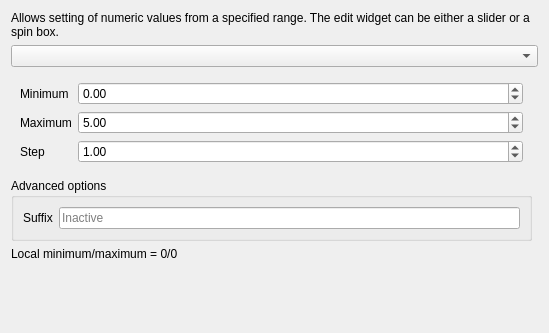
The window that src/ui/editorwidgets/qgsrangeconfigdlgbase.ui (carsmie/QGIS) describes before a commit, drawn with Qt 5.
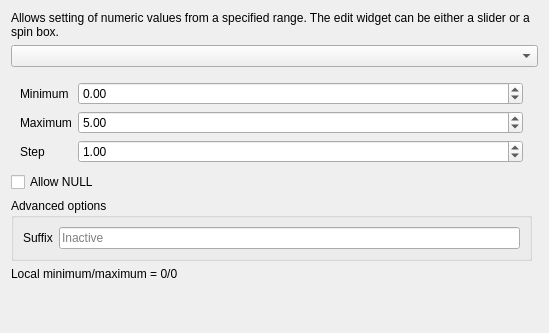
The same window after the commit. The open tabs and pages were chosen to show the change. Custom widgets are drawn as their Qt base class.

Commit message: add support for NULL values in range widget (new Qgs(Double)SpinBox classes to show the clear button)

What changed in the file:
```diff
--- a/src/ui/editorwidgets/qgsrangeconfigdlgbase.ui
+++ b/src/ui/editorwidgets/qgsrangeconfigdlgbase.ui
@@ -25,19 +25,32 @@
     </widget>
    </item>
    <item row="4" column="0">
-    <widget class="QLabel" name="valuesLabel">
-     <property name="text">
-      <string>Local minimum/maximum = 0/0</string>
+    <widget class="QgsCollapsibleGroupBox" name="groupBox">
+     <property name="title">
+      <string>Advanced options</string>
      </property>
-     <property name="wordWrap">
-      <bool>true</bool>
-     </property>
+     <layout class="QFormLayout" name="formLayout_3">
+      <item row="0" column="0">
+       <widget class="QLabel" name="suffixLabel">
+        <property name="text">
+         <string>Suffix</string>
+        </property>
+       </widget>
+      </item>
+      <item row="0" column="1">
+       <widget class="QLineEdit" name="suffixLineEdit">
+        <property name="placeholderText">
+         <string>Inactive</string>
+        </property>
+       </widget>
+      </item>
+     </layout>
     </widget>
    </item>
    <item row="1" column="0" colspan="2">
     <widget class="QComboBox" name="rangeWidget"/>
    </item>
-   <item row="5" column="0">
+   <item row="6" column="0">
     <spacer name="verticalSpacer">
      <property name="orientation">
       <enum>Qt::Vertical</enum>
@@ -50,13 +63,26 @@
      </property>
     </spacer>
    </item>
+   <item row="5" column="0">
+    <widget class="QLabel" name="valuesLabel">
+     <property name="text">
+      <string>Local minimum/maximum = 0/0</string>
+     </property>
+     <property name="wordWrap">
+      <bool>true</bool>
+     </property>
+    </widget>
+   </item>
    <item row="2" column="0">
     <widget class="QStackedWidget" name="rangeStackedWidget">
      <property name="currentIndex">
-      <number>0</number>
+      <number>1</number>
      </property>
      <widget class="QWidget" name="intPage">
       <layout class="QFormLayout" name="formLayout">
+       <property name="bottomMargin">
+        <number>3</number>
+       </property>
        <item row="0" column="0">
         <widget class="QLabel" name="minimumLabel">
          <property name="text">
@@ -115,6 +141,9 @@
      </widget>
      <widget class="QWidget" name="doublePage">
       <layout class="QFormLayout" name="formLayout_2">
+       <property name="bottomMargin">
+        <number>3</number>
+       </property>
        <item row="2" column="0">
         <widget class="QLabel" name="stepLabel_2">
          <property name="text">
@@ -174,26 +203,10 @@
     </widget>
    </item>
    <item row="3" column="0">
-    <widget class="QgsCollapsibleGroupBox" name="groupBox">
-     <property name="title">
-      <string>Advanced options</string>
+    <widget class="QCheckBox" name="allowNullCheckBox">
+     <property name="text">
+      <string>Allow NULL</string>
      </property>
-     <layout class="QFormLayout" name="formLayout_3">
-      <item row="0" column="0">
-       <widget class="QLabel" name="suffixLabel">
-        <property name="text">
-         <string>Suffix</string>
-        </property>
-       </widget>
-      </item>
-      <item row="0" column="1">
-       <widget class="QLineEdit" name="suffixLineEdit">
-        <property name="placeholderText">
-         <string>Inactive</string>
-        </property>
-       </widget>
-      </item>
-     </layout>
     </widget>
    </item>
   </layout>
```
The commit also changes 9 other files.
